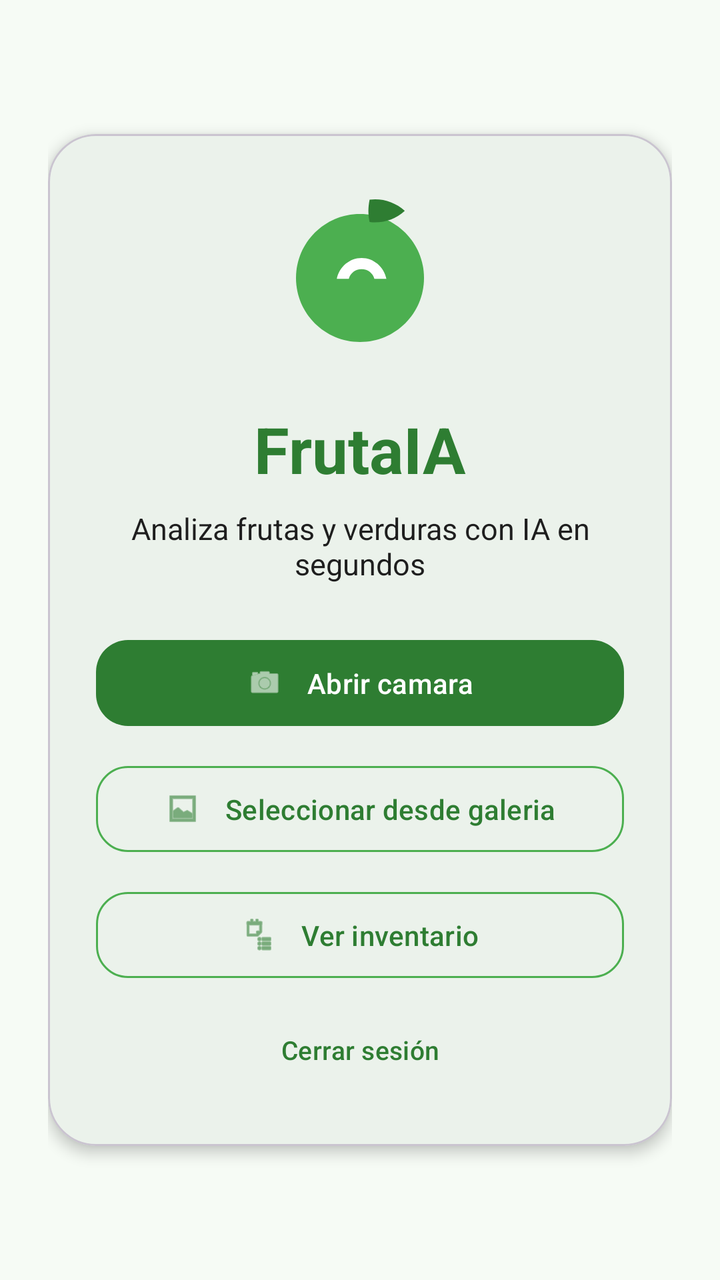
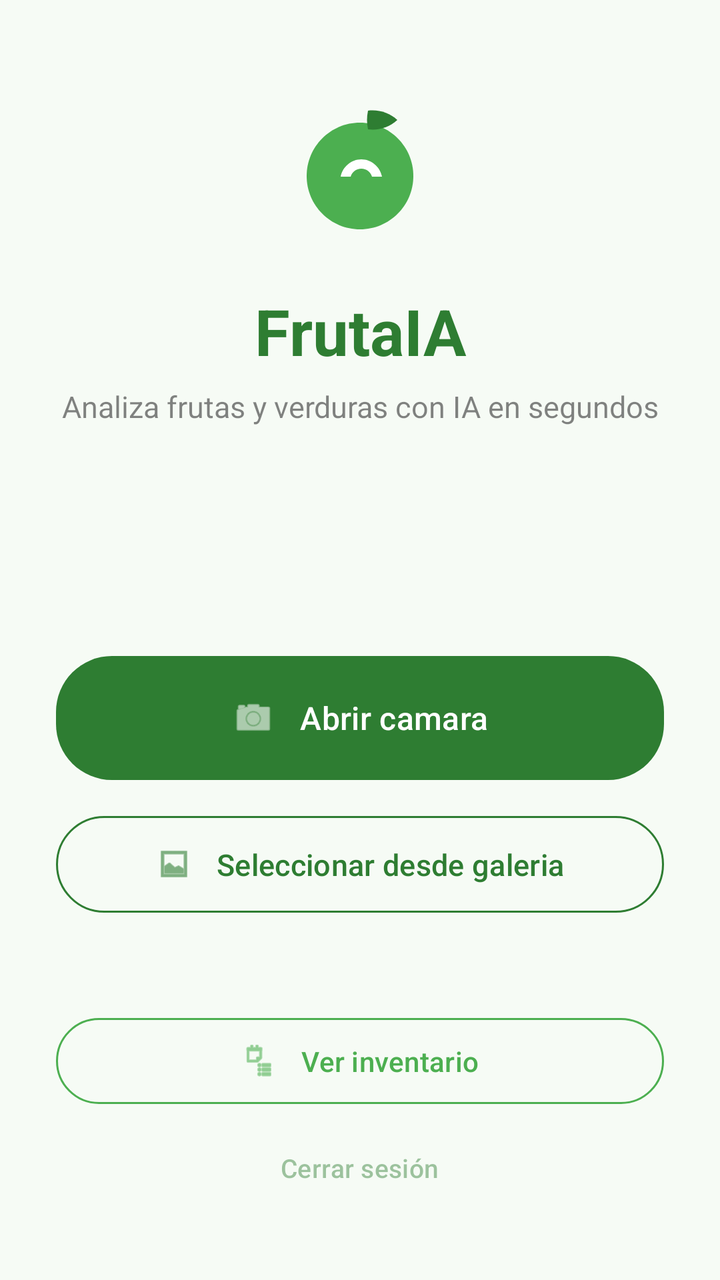

Compare the two renders of this Android layout. The source of the first and the diff that turns it into the second are given below.
<!-- AndroidManifest.xml: application theme Theme.AppFruta -->
<!-- res/layout/activity_main.xml -->
<?xml version="1.0" encoding="utf-8"?>
<androidx.constraintlayout.widget.ConstraintLayout xmlns:android="http://schemas.android.com/apk/res/android"
    xmlns:app="http://schemas.android.com/apk/res-auto"
    xmlns:tools="http://schemas.android.com/tools"
    android:id="@+id/main"
    android:layout_width="match_parent"
    android:layout_height="match_parent"
    android:background="@color/fruit_background"
    android:padding="24dp"
    tools:context=".MainActivity">

    <com.google.android.material.card.MaterialCardView
        android:id="@+id/cardContainer"
        android:layout_width="0dp"
        android:layout_height="wrap_content"
        app:cardBackgroundColor="@color/fruit_surface"
        app:cardCornerRadius="24dp"
        app:cardElevation="4dp"
        app:layout_constraintBottom_toBottomOf="parent"
        app:layout_constraintEnd_toEndOf="parent"
        app:layout_constraintStart_toStartOf="parent"
        app:layout_constraintTop_toTopOf="parent">

        <androidx.constraintlayout.widget.ConstraintLayout
            android:layout_width="match_parent"
            android:layout_height="wrap_content"
            android:padding="24dp">

            <ImageView
                android:id="@+id/logoImageView"
                android:layout_width="96dp"
                android:layout_height="96dp"
                android:contentDescription="@string/logo_description"
                android:src="@drawable/ic_fruit_logo"
                app:layout_constraintEnd_toEndOf="parent"
                app:layout_constraintStart_toStartOf="parent"
                app:layout_constraintTop_toTopOf="parent" />

            <TextView
                android:id="@+id/titleTextView"
                android:layout_width="wrap_content"
                android:layout_height="wrap_content"
                android:layout_marginTop="16dp"
                android:text="@string/main_title"
                android:textColor="@color/fruit_primary"
                android:textSize="32sp"
                android:textStyle="bold"
                app:layout_constraintEnd_toEndOf="parent"
                app:layout_constraintStart_toStartOf="parent"
                app:layout_constraintTop_toBottomOf="@id/logoImageView" />

            <TextView
                android:id="@+id/subtitleTextView"
                android:layout_width="0dp"
                android:layout_height="wrap_content"
                android:layout_marginTop="8dp"
                android:gravity="center"
                android:text="@string/main_subtitle"
                android:textColor="@color/fruit_on_surface"
                android:textSize="15sp"
                app:layout_constraintEnd_toEndOf="parent"
                app:layout_constraintStart_toStartOf="parent"
                app:layout_constraintTop_toBottomOf="@id/titleTextView" />

            <com.google.android.material.button.MaterialButton
                android:id="@+id/btnCamera"
                android:layout_width="0dp"
                android:layout_height="wrap_content"
                android:layout_marginTop="24dp"
                android:paddingVertical="12dp"
                android:text="@string/open_camera"
                android:textAllCaps="false"
                app:backgroundTint="@color/fruit_primary"
                app:cornerRadius="16dp"
                app:icon="@android:drawable/ic_menu_camera"
                app:iconGravity="textStart"
                app:iconPadding="12dp"
                app:layout_constraintEnd_toEndOf="parent"
                app:layout_constraintStart_toStartOf="parent"
                app:layout_constraintTop_toBottomOf="@id/subtitleTextView" />

            <com.google.android.material.button.MaterialButton
                android:id="@+id/btnGallery"
                style="@style/Widget.Material3.Button.OutlinedButton"
                android:layout_width="0dp"
                android:layout_height="wrap_content"
                android:layout_marginTop="12dp"
                android:paddingVertical="12dp"
                android:text="@string/select_gallery"
                android:textAllCaps="false"
                app:cornerRadius="16dp"
                app:icon="@android:drawable/ic_menu_gallery"
                app:iconGravity="textStart"
                app:iconPadding="12dp"
                app:strokeColor="@color/fruit_secondary"
                app:layout_constraintEnd_toEndOf="parent"
                app:layout_constraintStart_toStartOf="parent"
                app:layout_constraintTop_toBottomOf="@id/btnCamera" />

            <com.google.android.material.button.MaterialButton
                android:id="@+id/btnInventory"
                style="@style/Widget.Material3.Button.OutlinedButton"
                android:layout_width="0dp"
                android:layout_height="wrap_content"
                android:layout_marginTop="12dp"
                android:paddingVertical="12dp"
                android:text="@string/btn_inventory"
                android:textAllCaps="false"
                app:cornerRadius="16dp"
                app:icon="@android:drawable/ic_menu_agenda"
                app:iconGravity="textStart"
                app:iconPadding="12dp"
                app:strokeColor="@color/fruit_secondary"
                app:layout_constraintEnd_toEndOf="parent"
                app:layout_constraintStart_toStartOf="parent"
                app:layout_constraintTop_toBottomOf="@id/btnGallery" />

            <com.google.android.material.button.MaterialButton
                android:id="@+id/btnLogout"
                style="@style/Widget.Material3.Button.TextButton"
                android:layout_width="wrap_content"
                android:layout_height="wrap_content"
                android:layout_marginTop="8dp"
                android:text="@string/btn_logout"
                android:textAllCaps="false"
                android:textSize="13sp"
                app:layout_constraintBottom_toBottomOf="parent"
                app:layout_constraintEnd_toEndOf="parent"
                app:layout_constraintStart_toStartOf="parent"
                app:layout_constraintTop_toBottomOf="@id/btnInventory" />

        </androidx.constraintlayout.widget.ConstraintLayout>
    </com.google.android.material.card.MaterialCardView>

</androidx.constraintlayout.widget.ConstraintLayout>
<!-- resources referenced by this layout -->
<resources>
  <color name="fruit_background">#F6FBF5</color>
  <color name="fruit_on_surface">#1E1E1E</color>
  <color name="fruit_primary">#2E7D32</color>
  <color name="fruit_secondary">#4CAF50</color>
  <color name="fruit_surface">#FFFFFFFF</color>
  <!-- drawable ic_fruit_logo (drawable) -->
  <?xml version="1.0" encoding="utf-8"?>
  <vector xmlns:android="http://schemas.android.com/apk/res/android"
      android:width="120dp"
      android:height="120dp"
      android:viewportWidth="24"
      android:viewportHeight="24">
      <path
          android:fillColor="#4CAF50"
          android:pathData="M12,4c4.42,0 8,3.58 8,8s-3.58,8 -8,8 -8,-3.58 -8,-8 3.58,-8 8,-8z" />
      <path
          android:fillColor="#2E7D32"
          android:pathData="M13.2,2.2c1.6,-0.2 3.2,0.3 4.4,1.4 -1.2,1.1 -2.8,1.6 -4.4,1.4 -0.2,-1 -0.2,-1.8 0,-2.8z" />
      <path
          android:fillColor="#FFFFFF"
          android:pathData="M9.1,12.1c0.3,-1.5 1.6,-2.6 3.1,-2.6s2.8,1.1 3.1,2.6h-1.5c-0.2,-0.7 -0.8,-1.2 -1.6,-1.2s-1.4,0.5 -1.6,1.2h-1.5z" />
  </vector>
  <string name="btn_inventory">Ver inventario</string>
  <string name="btn_logout">Cerrar sesión</string>
  <string name="logo_description">Icono FrutaIA</string>
  <string name="main_subtitle">Analiza frutas y verduras con IA en segundos</string>
  <string name="main_title">FrutaIA</string>
  <string name="open_camera">Abrir camara</string>
  <string name="select_gallery">Seleccionar desde galeria</string>
  <style name="Theme.AppFruta" parent="Base.Theme.AppFruta" />
  <style name="Base.Theme.AppFruta" parent="Theme.Material3.DayNight.NoActionBar">
          <item name="colorPrimary">@color/fruit_primary</item>
          <item name="colorOnPrimary">@color/fruit_on_primary</item>
          <item name="colorSecondary">@color/fruit_secondary</item>
          <item name="colorSurface">@color/fruit_surface</item>
          <item name="colorOnSurface">@color/fruit_on_surface</item>
          <item name="android:statusBarColor">@color/fruit_background</item>
          <item name="android:navigationBarColor">@color/fruit_background</item>
      </style>
  <color name="fruit_on_primary">#FFFFFFFF</color>
</resources>

<!-- the commit's change to res/layout/activity_main.xml (unified diff, before → after) -->
@@ -1,135 +1,121 @@
 <?xml version="1.0" encoding="utf-8"?>
-<androidx.constraintlayout.widget.ConstraintLayout xmlns:android="http://schemas.android.com/apk/res/android"
+<LinearLayout xmlns:android="http://schemas.android.com/apk/res/android"
     xmlns:app="http://schemas.android.com/apk/res-auto"
     xmlns:tools="http://schemas.android.com/tools"
-    android:id="@+id/main"
     android:layout_width="match_parent"
     android:layout_height="match_parent"
     android:background="@color/fruit_background"
-    android:padding="24dp"
+    android:orientation="vertical"
+    android:paddingBottom="32dp"
+    android:paddingHorizontal="28dp"
+    android:paddingTop="48dp"
     tools:context=".MainActivity">
 
-    <com.google.android.material.card.MaterialCardView
-        android:id="@+id/cardContainer"
-        android:layout_width="0dp"
+    
+    <ImageView
+        android:id="@+id/logoImageView"
+        android:layout_width="80dp"
+        android:layout_height="80dp"
+        android:layout_gravity="center_horizontal"
+        android:contentDescription="@string/logo_description"
+        android:src="@drawable/ic_fruit_logo" />
+
+    <TextView
+        android:id="@+id/titleTextView"
+        android:layout_width="match_parent"
         android:layout_height="wrap_content"
-        app:cardBackgroundColor="@color/fruit_surface"
-        app:cardCornerRadius="24dp"
-        app:cardElevation="4dp"
-        app:layout_constraintBottom_toBottomOf="parent"
-        app:layout_constraintEnd_toEndOf="parent"
-        app:layout_constraintStart_toStartOf="parent"
-        app:layout_constraintTop_toTopOf="parent">
+        android:layout_marginTop="16dp"
+        android:gravity="center"
+        android:text="@string/main_title"
+        android:textColor="@color/fruit_primary"
+        android:textSize="32sp"
+        android:textStyle="bold" />
 
-        <androidx.constraintlayout.widget.ConstraintLayout
-            android:layout_width="match_parent"
-            android:layout_height="wrap_content"
-            android:padding="24dp">
+    <TextView
+        android:id="@+id/subtitleTextView"
+        android:layout_width="match_parent"
+        android:layout_height="wrap_content"
+        android:layout_marginTop="6dp"
+        android:alpha="0.55"
+        android:gravity="center"
+        android:text="@string/main_subtitle"
+        android:textColor="@color/fruit_on_surface"
+        android:textSize="15sp" />
 
-            <ImageView
-                android:id="@+id/logoImageView"
-                android:layout_width="96dp"
-                android:layout_height="96dp"
-                android:contentDescription="@string/logo_description"
-                android:src="@drawable/ic_fruit_logo"
-                app:layout_constraintEnd_toEndOf="parent"
-                app:layout_constraintStart_toStartOf="parent"
-                app:layout_constraintTop_toTopOf="parent" />
+    
+    <View
+        android:layout_width="match_parent"
+        android:layout_height="0dp"
+        android:layout_weight="1" />
 
-            <TextView
-                android:id="@+id/titleTextView"
-                android:layout_width="wrap_content"
-                android:layout_height="wrap_content"
-                android:layout_marginTop="16dp"
-                android:text="@string/main_title"
-                android:textColor="@color/fruit_primary"
-                android:textSize="32sp"
-                android:textStyle="bold"
-                app:layout_constraintEnd_toEndOf="parent"
-                app:layout_constraintStart_toStartOf="parent"
-                app:layout_constraintTop_toBottomOf="@id/logoImageView" />
+    
+    <com.google.android.material.button.MaterialButton
+        android:id="@+id/btnCamera"
+        android:layout_width="match_parent"
+        android:layout_height="wrap_content"
+        android:paddingVertical="20dp"
+        android:text="@string/open_camera"
+        android:textAllCaps="false"
+        android:textSize="16sp"
+        app:backgroundTint="@color/fruit_primary"
+        app:cornerRadius="28dp"
+        app:icon="@android:drawable/ic_menu_camera"
+        app:iconGravity="textStart"
+        app:iconPadding="12dp"
+        app:iconSize="22dp" />
 
-            <TextView
-                android:id="@+id/subtitleTextView"
-                android:layout_width="0dp"
-                android:layout_height="wrap_content"
-                android:layout_marginTop="8dp"
-                android:gravity="center"
-                android:text="@string/main_subtitle"
-                android:textColor="@color/fruit_on_surface"
-                android:textSize="15sp"
-                app:layout_constraintEnd_toEndOf="parent"
-                app:layout_constraintStart_toStartOf="parent"
-                app:layout_constraintTop_toBottomOf="@id/titleTextView" />
+    
+    <com.google.android.material.button.MaterialButton
+        android:id="@+id/btnGallery"
+        style="@style/Widget.Material3.Button.OutlinedButton"
+        android:layout_width="match_parent"
+        android:layout_height="wrap_content"
+        android:layout_marginTop="10dp"
+        android:paddingVertical="14dp"
+        android:text="@string/select_gallery"
+        android:textAllCaps="false"
+        android:textSize="15sp"
+        app:cornerRadius="28dp"
+        app:icon="@android:drawable/ic_menu_gallery"
+        app:iconGravity="textStart"
+        app:iconPadding="12dp"
+        app:strokeColor="@color/fruit_primary" />
 
-            <com.google.android.material.button.MaterialButton
-                android:id="@+id/btnCamera"
-                android:layout_width="0dp"
-                android:layout_height="wrap_content"
-                android:layout_marginTop="24dp"
-                android:paddingVertical="12dp"
-                android:text="@string/open_camera"
-                android:textAllCaps="false"
-                app:backgroundTint="@color/fruit_primary"
-                app:cornerRadius="16dp"
-                app:icon="@android:drawable/ic_menu_camera"
-                app:iconGravity="textStart"
-                app:iconPadding="12dp"
-                app:layout_constraintEnd_toEndOf="parent"
-                app:layout_constraintStart_toStartOf="parent"
-                app:layout_constraintTop_toBottomOf="@id/subtitleTextView" />
+    
+    <View
+        android:layout_width="match_parent"
+        android:layout_height="0dp"
+        android:layout_weight="0.4" />
 
-            <com.google.android.material.button.MaterialButton
-                android:id="@+id/btnGallery"
-                style="@style/Widget.Material3.Button.OutlinedButton"
-                android:layout_width="0dp"
-                android:layout_height="wrap_content"
-                android:layout_marginTop="12dp"
-                android:paddingVertical="12dp"
-                android:text="@string/select_gallery"
-                android:textAllCaps="false"
-                app:cornerRadius="16dp"
-                app:icon="@android:drawable/ic_menu_gallery"
-                app:iconGravity="textStart"
-                app:iconPadding="12dp"
-                app:strokeColor="@color/fruit_secondary"
-                app:layout_constraintEnd_toEndOf="parent"
-                app:layout_constraintStart_toStartOf="parent"
-                app:layout_constraintTop_toBottomOf="@id/btnCamera" />
+    
+    <com.google.android.material.button.MaterialButton
+        android:id="@+id/btnInventory"
+        style="@style/Widget.Material3.Button.OutlinedButton"
+        android:layout_width="match_parent"
+        android:layout_height="wrap_content"
+        android:paddingVertical="12dp"
+        android:text="@string/btn_inventory"
+        android:textAllCaps="false"
+        android:textColor="@color/fruit_secondary"
+        android:textSize="14sp"
+        app:cornerRadius="28dp"
+        app:icon="@android:drawable/ic_menu_agenda"
+        app:iconGravity="textStart"
+        app:iconPadding="12dp"
+        app:iconTint="@color/fruit_secondary"
+        app:strokeColor="@color/fruit_secondary" />
 
-            <com.google.android.material.button.MaterialButton
-                android:id="@+id/btnInventory"
-                style="@style/Widget.Material3.Button.OutlinedButton"
-                android:layout_width="0dp"
-                android:layout_height="wrap_content"
-                android:layout_marginTop="12dp"
-                android:paddingVertical="12dp"
-                android:text="@string/btn_inventory"
-                android:textAllCaps="false"
-                app:cornerRadius="16dp"
-                app:icon="@android:drawable/ic_menu_agenda"
-                app:iconGravity="textStart"
-                app:iconPadding="12dp"
-                app:strokeColor="@color/fruit_secondary"
-                app:layout_constraintEnd_toEndOf="parent"
-                app:layout_constraintStart_toStartOf="parent"
-                app:layout_constraintTop_toBottomOf="@id/btnGallery" />
+    
+    <com.google.android.material.button.MaterialButton
+        android:id="@+id/btnLogout"
+        style="@style/Widget.Material3.Button.TextButton"
+        android:layout_width="wrap_content"
+        android:layout_height="wrap_content"
+        android:layout_gravity="center_horizontal"
+        android:layout_marginTop="4dp"
+        android:alpha="0.45"
+        android:text="@string/btn_logout"
+        android:textAllCaps="false"
+        android:textSize="13sp" />
 
-            <com.google.android.material.button.MaterialButton
-                android:id="@+id/btnLogout"
-                style="@style/Widget.Material3.Button.TextButton"
-                android:layout_width="wrap_content"
-                android:layout_height="wrap_content"
-                android:layout_marginTop="8dp"
-                android:text="@string/btn_logout"
-                android:textAllCaps="false"
-                android:textSize="13sp"
-                app:layout_constraintBottom_toBottomOf="parent"
-                app:layout_constraintEnd_toEndOf="parent"
-                app:layout_constraintStart_toStartOf="parent"
-                app:layout_constraintTop_toBottomOf="@id/btnInventory" />
-
-        </androidx.constraintlayout.widget.ConstraintLayout>
-    </com.google.android.material.card.MaterialCardView>
-
-</androidx.constraintlayout.widget.ConstraintLayout>
+</LinearLayout>
